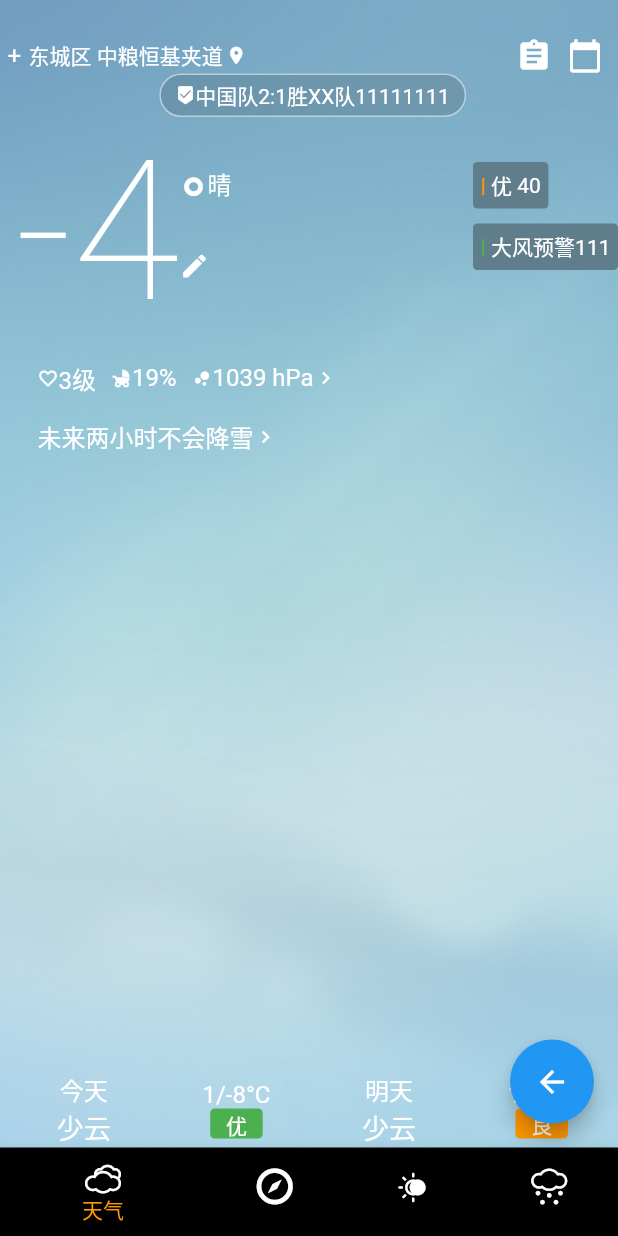
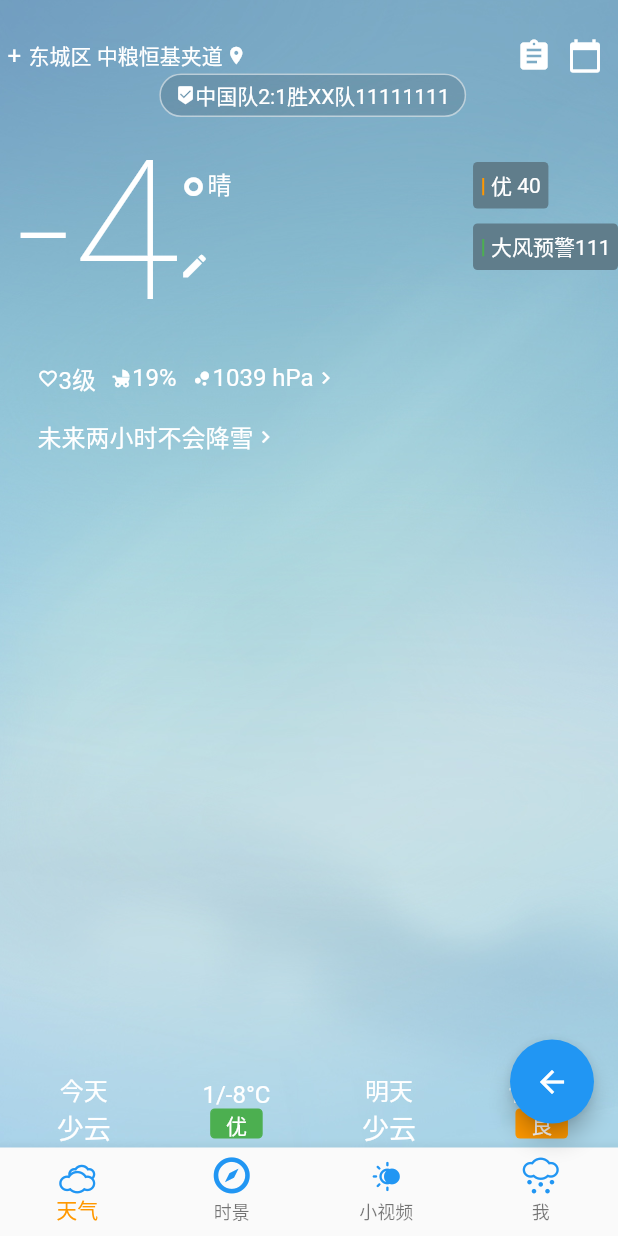
Before and after one commit to idefeng/flutter_demo, a Flutter app: the WeatherReporter screen opened directly, on a phone screen of 412 x 824 dp. Run offline on Flutter 3.47's test engine with Material 2 defaults, Android fonts, the phone set to English and light mode, and no system bars; our stand-ins replace font_awesome_flutter; Roboto replaces fonts that are missing (RobotMono).

Commit message:
解耦BottomNavigationBar

```diff
--- /dev/null
+++ b/lib/components/bottom_navigation_widget.dart
@@ -0,0 +1,50 @@
+import 'package:flutter/material.dart';
+import 'package:day1stopwatch/utils/flutter_icon_icons.dart';
+
+class BottomNavigationWidget extends StatefulWidget {
+  _BottomNavigationWidgetState createState() => _BottomNavigationWidgetState();
+}
+
+class _BottomNavigationWidgetState extends State<BottomNavigationWidget> {
+  final _BottomNavigationColor = Colors.blue;
+  BottomNavigationBar bottomNavigationItems;
+
+  @override
+  Widget build(BuildContext context) {
+    return  bottomNavigationItems = BottomNavigationBar(
+        items: <BottomNavigationBarItem>[
+          BottomNavigationBarItem(
+              icon: Icon(
+                FlutterIcon.clouds,
+                color: _BottomNavigationColor,
+              ),
+              title: Text("天气",
+                  style: TextStyle(fontSize: 14.0, color: _BottomNavigationColor)),
+              backgroundColor: Colors.black),
+          BottomNavigationBarItem(
+              icon: Icon(
+                FlutterIcon.compass,
+                color: _BottomNavigationColor,
+              ),
+              title: Text("时景",
+                  style: TextStyle(fontSize: 14.0, color: _BottomNavigationColor))),
+          BottomNavigationBarItem(
+              icon: Icon(
+                FlutterIcon.eclipse,
+                color: _BottomNavigationColor,
+              ),
+              title: Text("小视频",
+                  style: TextStyle(fontSize: 14.0, color: _BottomNavigationColor))),
+          BottomNavigationBarItem(
+              icon: Icon(
+                FlutterIcon.hail,
+                color: _BottomNavigationColor,
+              ),
+              title: Text("我",
+                  style: TextStyle(fontSize: 14.0, color: _BottomNavigationColor)))
+        ],
+        fixedColor: Colors.orange,
+        type: BottomNavigationBarType.fixed,
+      );
+  }
+}
--- a/lib/pages/weatherreporter.dart
+++ b/lib/pages/weatherreporter.dart
@@ -1,10 +1,11 @@
 import 'package:flutter/material.dart';
 import 'package:flutter/cupertino.dart';
 import 'dart:convert';
-import 'package:day1stopwatch/utils/carousel.dart';
+// import 'package:day1stopwatch/utils/carousel.dart';
 import 'package:day1stopwatch/utils/flutter_icon_icons.dart';
 import 'package:day1stopwatch/Data/WeatherData.dart';
 import 'package:http/http.dart' as http;
+import 'package:day1stopwatch/components/bottom_navigation_widget.dart';
 
 class WeatherReporter extends StatelessWidget {
   WeatherReporter({Key key, this.cityData}) : super(key: key);
@@ -505,40 +506,7 @@ class WeatherReporter extends StatelessWidget {
       body: WeatherInfo(
         cityData: _weatherData,
       ),
-      bottomNavigationBar: BottomNavigationBar(
-        items: <BottomNavigationBarItem>[
-          BottomNavigationBarItem(
-              icon: Icon(
-                FlutterIcon.clouds,
-                color: Colors.white,
-              ),
-              title: Text("天气",
-                  style: TextStyle(fontSize: 14.0, color: Colors.white)),
-              backgroundColor: Colors.black),
-          BottomNavigationBarItem(
-              icon: Icon(
-                FlutterIcon.compass,
-                color: Colors.white,
-              ),
-              title: Text("时景",
-                  style: TextStyle(fontSize: 14.0, color: Colors.white))),
-          BottomNavigationBarItem(
-              icon: Icon(
-                FlutterIcon.eclipse,
-                color: Colors.white,
-              ),
-              title: Text("小视频",
-                  style: TextStyle(fontSize: 14.0, color: Colors.white))),
-          BottomNavigationBarItem(
-              icon: Icon(
-                FlutterIcon.hail,
-                color: Colors.white,
-              ),
-              title: Text("我",
-                  style: TextStyle(fontSize: 14.0, color: Colors.white)))
-        ],
-        fixedColor: Colors.orange,
-      ),
+      bottomNavigationBar: BottomNavigationWidget(),
       floatingActionButton: FloatingActionButton(
         tooltip: 'Back', // used by assistive technologies
         child: Icon(Icons.arrow_back),
```
